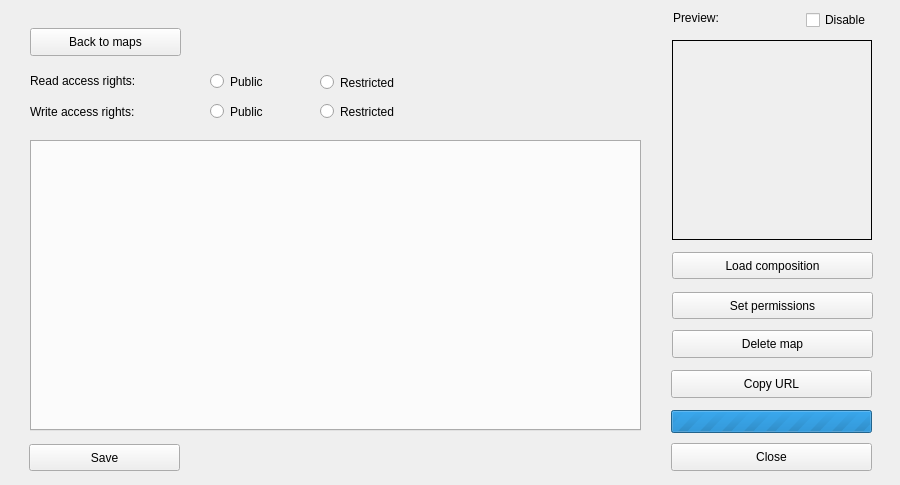
This is dlg_addMap.ui in LESPROJEKT/qgis-layman-plugin as Qt 5 draws it before an edit. The edited form follows.
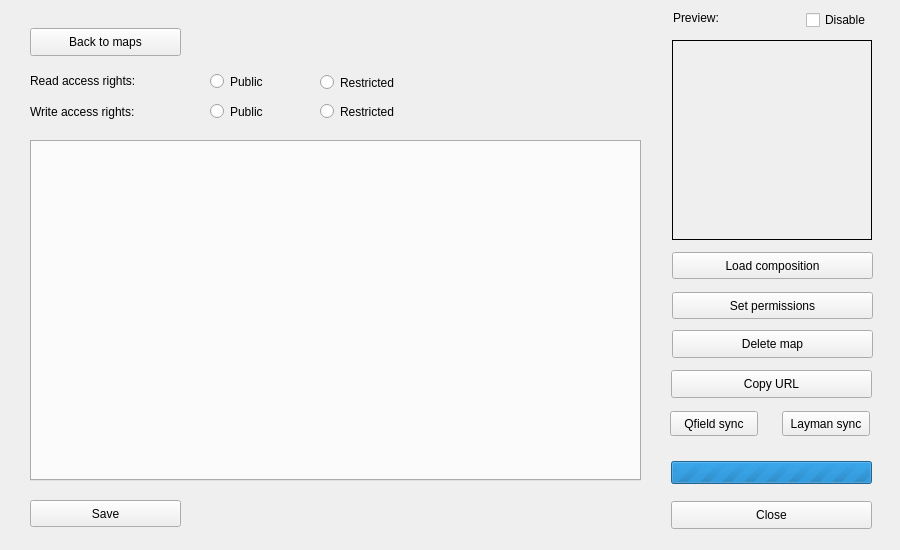
This is the edited form. The open tabs and pages were chosen to show the change. Icons and pictures are not drawn. Custom widgets are drawn as their Qt base class.

Commit message: update layman layers

Patch:
```diff
--- a/dlg_addMap.ui
+++ b/dlg_addMap.ui
@@ -10,7 +10,7 @@
     <x>0</x>
     <y>0</y>
     <width>900</width>
-    <height>485</height>
+    <height>550</height>
    </rect>
   </property>
   <property name="sizePolicy">
@@ -22,13 +22,13 @@
   <property name="minimumSize">
    <size>
     <width>900</width>
-    <height>480</height>
+    <height>550</height>
    </size>
   </property>
   <property name="maximumSize">
    <size>
     <width>900</width>
-    <height>485</height>
+    <height>550</height>
    </size>
   </property>
   <property name="windowTitle">
@@ -51,7 +51,7 @@
    <property name="geometry">
     <rect>
      <x>671</x>
-     <y>443</y>
+     <y>501</y>
      <width>201</width>
      <height>28</height>
     </rect>
@@ -128,14 +128,14 @@
     <string>Loading data</string>
    </property>
   </widget>
-  <widget class="QProgressBar" name="progressBar_loader">
+  <widget class="QProgressBar" name="progressBar">
    <property name="enabled">
     <bool>true</bool>
    </property>
    <property name="geometry">
     <rect>
      <x>671</x>
-     <y>410</y>
+     <y>461</y>
      <width>201</width>
      <height>23</height>
     </rect>
@@ -240,7 +240,7 @@
      <x>20</x>
      <y>10</y>
      <width>651</width>
-     <height>461</height>
+     <height>521</height>
     </rect>
    </property>
    <property name="currentIndex">
@@ -267,8 +267,8 @@
     <widget class="QPushButton" name="pushButton_save">
      <property name="geometry">
       <rect>
-       <x>9</x>
-       <y>434</y>
+       <x>10</x>
+       <y>490</y>
        <width>151</width>
        <height>27</height>
       </rect>
@@ -287,7 +287,7 @@
        <x>10</x>
        <y>130</y>
        <width>611</width>
-       <height>291</height>
+       <height>341</height>
       </rect>
      </property>
      <property name="currentIndex">
@@ -378,6 +378,15 @@
       <string>Public</string>
      </property>
     </widget>
+    <zorder>pushButton_back</zorder>
+    <zorder>tabWidget</zorder>
+    <zorder>radioButton_writePrivate</zorder>
+    <zorder>label_7</zorder>
+    <zorder>radioButton_readPrivate</zorder>
+    <zorder>radioButton_readPublic</zorder>
+    <zorder>label_8</zorder>
+    <zorder>radioButton_writePublic</zorder>
+    <zorder>pushButton_save</zorder>
    </widget>
    <widget class="QWidget" name="page1">
     <widget class="QTreeWidget" name="treeWidget">
@@ -386,7 +395,7 @@
        <x>0</x>
        <y>60</y>
        <width>631</width>
-       <height>401</height>
+       <height>461</height>
       </rect>
      </property>
      <column>
@@ -461,11 +470,13 @@
       <string>Show only my compositions</string>
      </property>
     </widget>
+   </widget>
+  </widget>
     <widget class="QPushButton" name="pushButton_qfieldSync">
      <property name="geometry">
       <rect>
-       <x>320</x>
-       <y>0</y>
+     <x>670</x>
+     <y>411</y>
        <width>88</width>
        <height>25</height>
       </rect>
@@ -474,7 +485,18 @@
       <string>Qfield sync</string>
      </property>
     </widget>
-   </widget>
+  <widget class="QPushButton" name="pushButton_laymanSync">
+   <property name="geometry">
+    <rect>
+     <x>782</x>
+     <y>411</y>
+     <width>88</width>
+     <height>25</height>
+    </rect>
+   </property>
+   <property name="text">
+    <string>Layman sync</string>
+   </property>
   </widget>
  </widget>
  <customwidgets>
```
Lines whose indentation alone changed are shown as unchanged. The commit also changes 4 other files.
